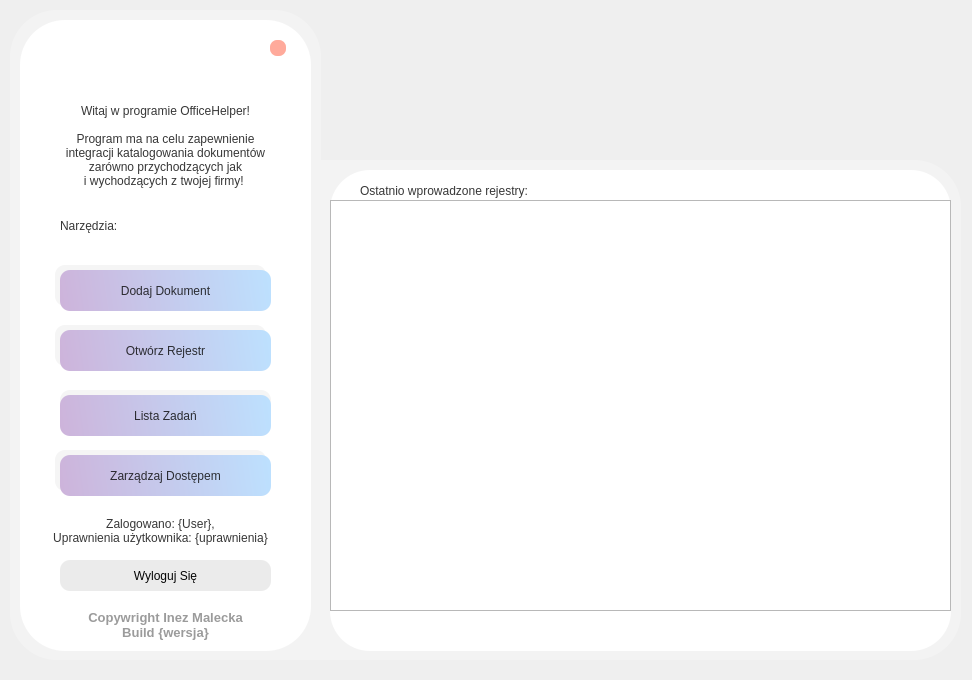
Old version of the form program_files/ui_files/mainwindow.ui in the repository maleckainez/Zaliczenie1IM.
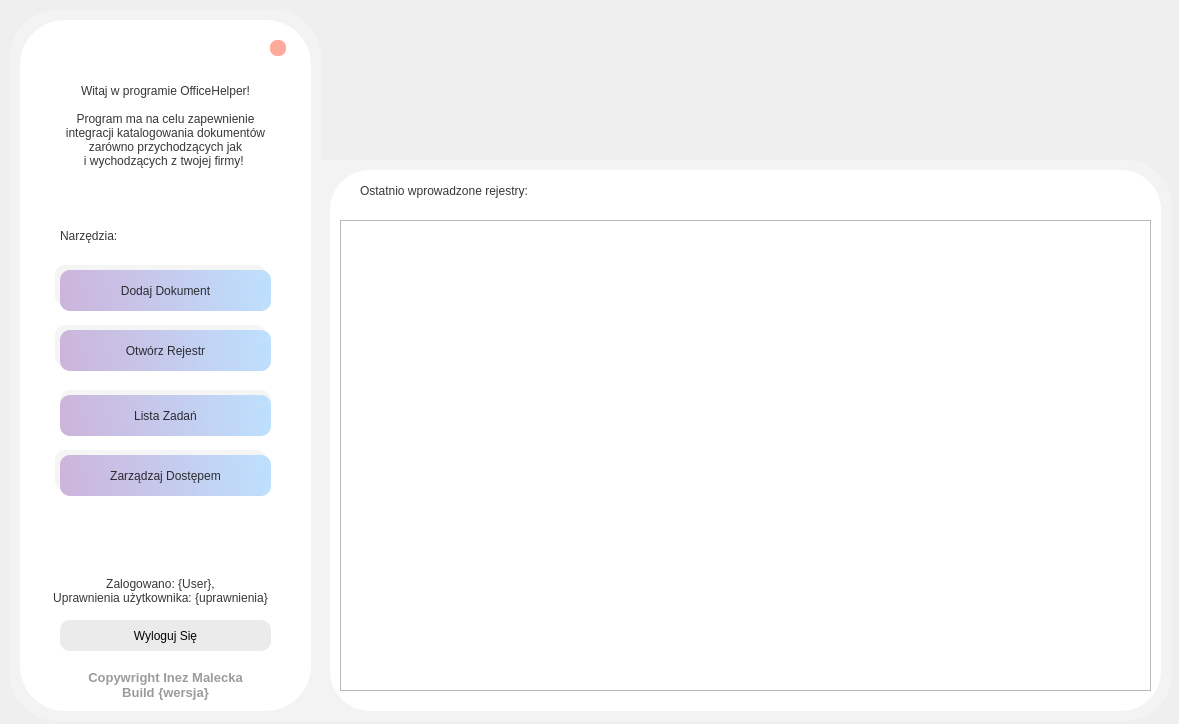
New version of the form.

Commit message: Widok rejestru dodano

The edit to the form file:
```diff
--- a/program_files/ui_files/mainwindow.ui
+++ b/program_files/ui_files/mainwindow.ui
@@ -6,8 +6,8 @@
    <rect>
     <x>0</x>
     <y>0</y>
-    <width>972</width>
-    <height>680</height>
+    <width>1179</width>
+    <height>724</height>
    </rect>
   </property>
   <property name="windowTitle">
@@ -19,7 +19,7 @@
      <x>10</x>
      <y>10</y>
      <width>311</width>
-     <height>650</height>
+     <height>711</height>
     </rect>
    </property>
    <property name="font">
@@ -128,7 +128,7 @@
    <property name="geometry">
     <rect>
      <x>60</x>
-     <y>210</y>
+     <y>220</y>
      <width>211</width>
      <height>31</height>
     </rect>
@@ -163,7 +163,7 @@
    <property name="geometry">
     <rect>
      <x>20</x>
-     <y>600</y>
+     <y>660</y>
      <width>291</width>
      <height>50</height>
     </rect>
@@ -193,7 +193,7 @@
    <property name="geometry">
     <rect>
      <x>40</x>
-     <y>510</y>
+     <y>570</y>
      <width>241</width>
      <height>41</height>
     </rect>
@@ -214,7 +214,7 @@
    <property name="geometry">
     <rect>
      <x>60</x>
-     <y>560</y>
+     <y>620</y>
      <width>211</width>
      <height>31</height>
     </rect>
@@ -262,7 +262,7 @@
      <x>20</x>
      <y>20</y>
      <width>291</width>
-     <height>631</height>
+     <height>691</height>
     </rect>
    </property>
    <property name="styleSheet">
@@ -281,8 +281,8 @@
     <rect>
      <x>330</x>
      <y>170</y>
-     <width>621</width>
-     <height>481</height>
+     <width>831</width>
+     <height>541</height>
     </rect>
    </property>
    <property name="styleSheet">
@@ -329,7 +329,7 @@
    <property name="geometry">
     <rect>
      <x>20</x>
-     <y>70</y>
+     <y>50</y>
      <width>291</width>
      <height>151</height>
     </rect>
@@ -355,8 +355,8 @@
     <rect>
      <x>321</x>
      <y>160</y>
-     <width>640</width>
-     <height>500</height>
+     <width>851</width>
+     <height>561</height>
     </rect>
    </property>
    <property name="font">
@@ -501,10 +501,10 @@
   <widget class="QTableWidget" name="widok_rejestru">
    <property name="geometry">
     <rect>
-     <x>330</x>
-     <y>200</y>
-     <width>621</width>
-     <height>411</height>
+     <x>340</x>
+     <y>220</y>
+     <width>811</width>
+     <height>471</height>
     </rect>
    </property>
    <property name="autoFillBackground">
```
Left out of the diff: 18 changed lines with no effect on the pictures. The commit also changes 2 other files.
